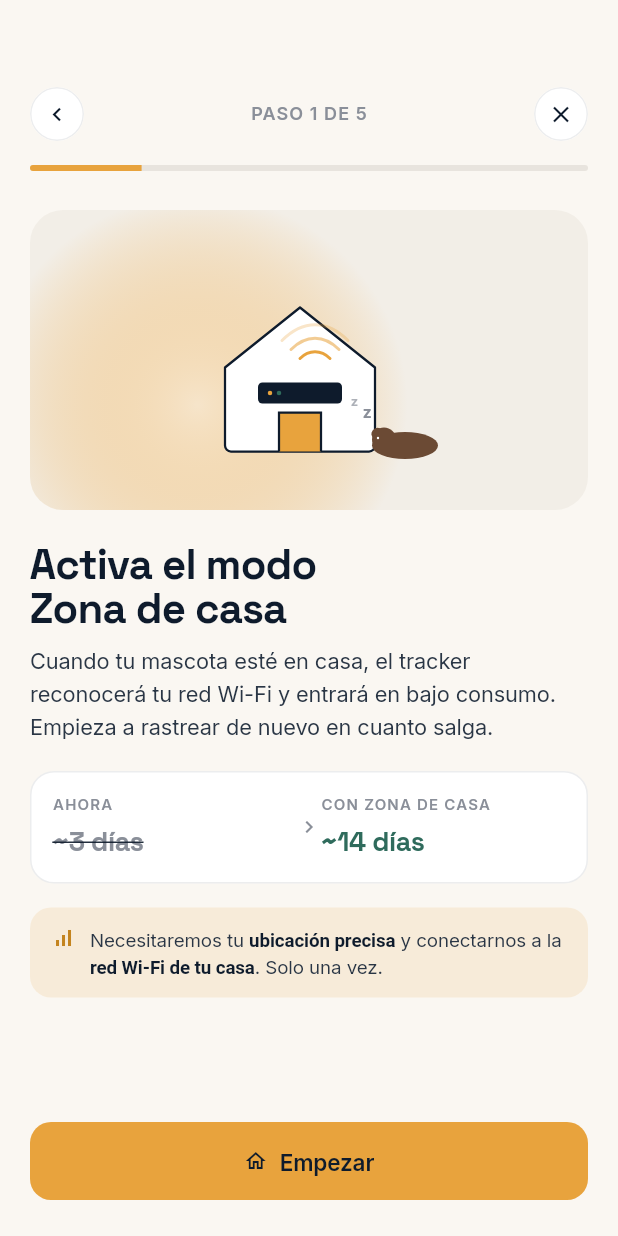
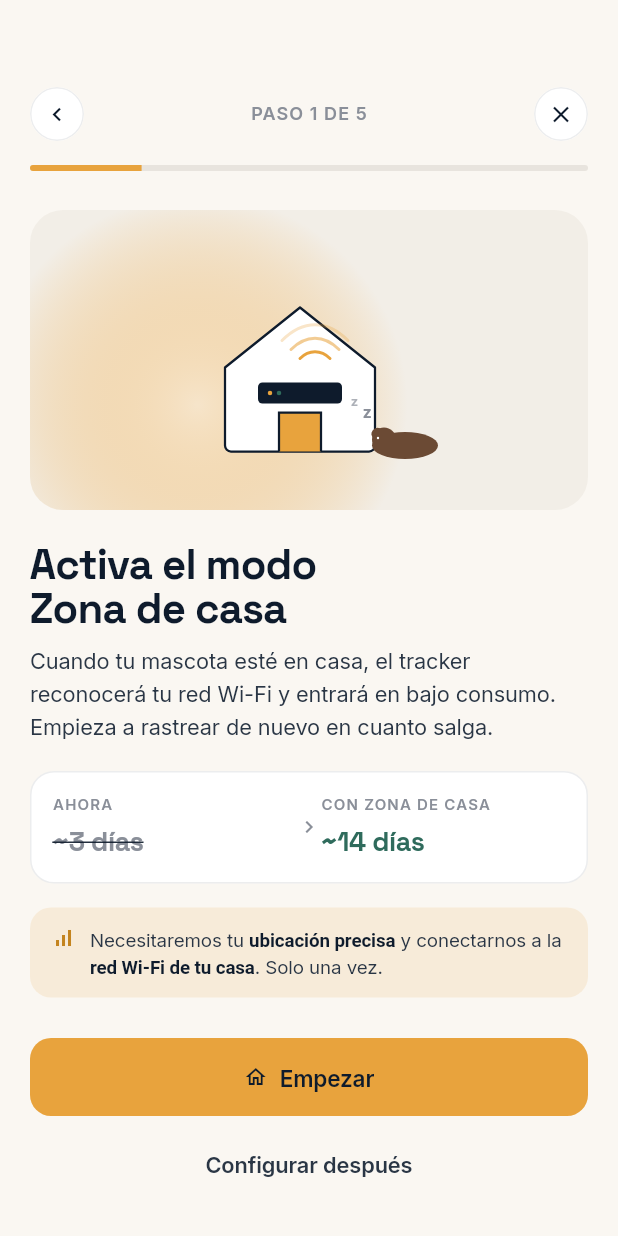
Before and after one commit to notero88-dev/pet-tracker, a Flutter app: the HomeZoneSetupWizard screen opened directly with empty values, on a phone screen of 412 x 824 dp. Run offline on Flutter 3.47's test engine with Material 3 defaults, Android fonts, the phone set to English and light mode, and no system bars; our stand-ins replace cloud_firestore, firebase_auth, firebase_core, firebase_crashlytics, firebase_messaging, flutter_svg and 9 more; missing offline and left inert: mobile_scanner, network_info_plus; accounts and stored records are empty; network calls fail.

Commit message:
app: add "Configurar después" skip on home-zone wizard intro
Apple reviewers run our onboarding inside a lab — they have neither
the MT710 collar nor a "home" Wi-Fi to anchor a zone against. Forcing
the home-zone setup as a non-skippable step inside the onboarding flow
means reviewers cannot complete onboarding → app rejected under
Guideline 2.1 (App Completeness).

Same problem affects real users who unbox the collar away from home
(in the car on the way back from the vet, at the park, etc.).

Fix: add a secondary "Configurar después" TextButton below the primary
"Empezar" CTA on the intro step of HomeZoneSetupWizard. It calls the
existing _onExit() handler which already does the right thing per the
isOnboarding flag:

  - During onboarding   → pushAndRemoveUntil to PettiMainTabsScreen
                          (user lands in the app with full access)
  - From Settings entry → pop the wizard route only

Home zone setup stays reachable later via Cuenta → Mascotas → este
collar → "Activar zona de casa", so users who skip can finish it
when they're actually home.

Tested: flutter analyze clean. Visually verified the button renders
below the CTA in the wizard intro.

Build bumped to 1.0.0+20 so we have a fresh binary to attach to the
App Store version 1.0 submission.

Co-Authored-By: Claude Opus 4.7 (1M context) <noreply@anthropic.com>

```diff
--- a/lib/screens/device/home_zone_setup_wizard.dart
+++ b/lib/screens/device/home_zone_setup_wizard.dart
@@ -179,7 +179,16 @@ class _HomeZoneSetupWizardState extends State<HomeZoneSetupWizard> {
   Widget _renderStep() {
     switch (_step) {
       case _Step.intro:
-        return _IntroStep(onNext: () => _goto(_Step.permission));
+        return _IntroStep(
+          onNext: () => _goto(_Step.permission),
+          // "Configurar después" — required for Apple Review (reviewers
+          // are not at a home with Wi-Fi) AND for real users who first
+          // unbox the collar on the street / at the park. In onboarding,
+          // skip drops them into the main tabs; from Settings entry,
+          // it just dismisses the wizard. Home zone stays reachable
+          // later via Cuenta → Mascotas → este collar → "Activar zona".
+          onSkip: _onExit,
+        );
       case _Step.permission:
         return _PermissionStep(
           onGrant: _onGrantPermission,
@@ -428,7 +437,8 @@ class _PillIconButton extends StatelessWidget {
 
 class _IntroStep extends StatelessWidget {
   final VoidCallback onNext;
-  const _IntroStep({required this.onNext});
+  final VoidCallback onSkip;
+  const _IntroStep({required this.onNext, required this.onSkip});
 
   @override
   Widget build(BuildContext context) {
@@ -473,6 +483,25 @@ class _IntroStep extends StatelessWidget {
               label: 'Empezar',
               icon: Icons.home_outlined,
               onPressed: onNext,
+            ),
+            const SizedBox(height: 8),
+            // Skip option — required so users (and Apple reviewers) who
+            // aren't currently at home can finish onboarding without
+            // being trapped. They can complete this later from Cuenta.
+            TextButton(
+              onPressed: onSkip,
+              style: TextButton.styleFrom(
+                foregroundColor: PettiColors.fg,
+                padding: const EdgeInsets.symmetric(vertical: 12),
+              ),
+              child: const Text(
+                'Configurar después',
+                style: TextStyle(
+                  fontFamily: 'Inter',
+                  fontSize: 14.5,
+                  fontWeight: FontWeight.w600,
+                ),
+              ),
             ),
           ],
         ),
--- a/pubspec.yaml
+++ b/pubspec.yaml
@@ -1,7 +1,7 @@
 name: pettrack_app
 description: "PetTrack - Pet GPS Tracking for Colombia"
 publish_to: 'none'
-version: 1.0.0+19
+version: 1.0.0+20
 
 environment:
   sdk: ^3.11.0
```
